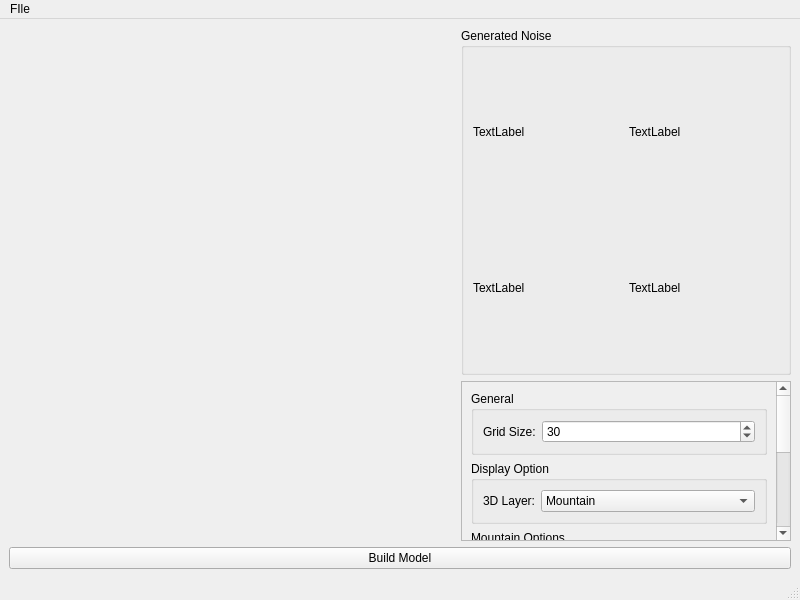
The window that src/MainWindow.ui (atuleu/limoful) describes before a commit, drawn with Qt 5.
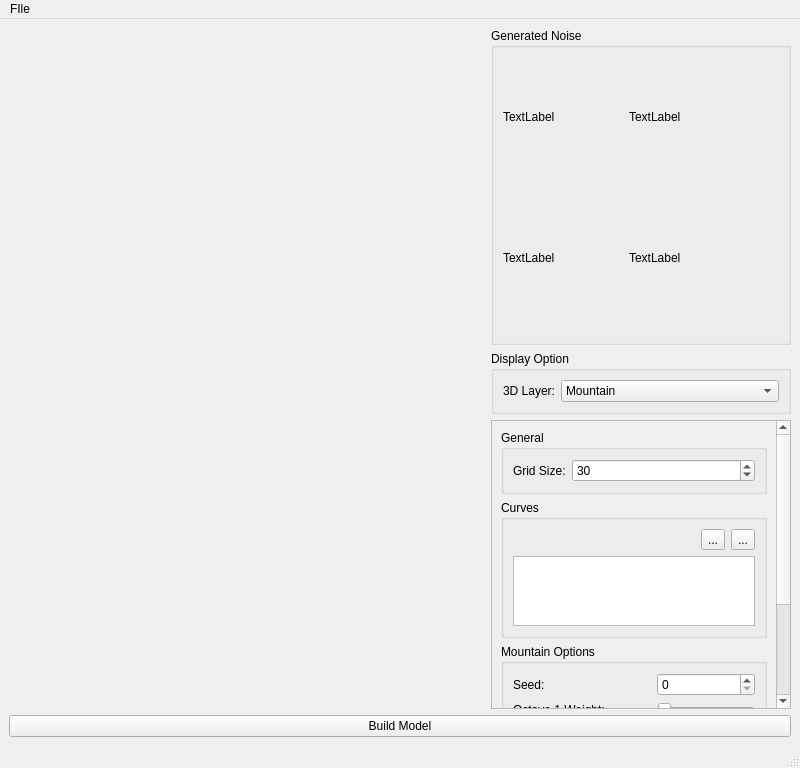
The same window after the commit. Icons and pictures are not drawn. Custom widgets are drawn as their Qt base class.

Commit message: Sets curves

Diff of the .ui file:
```diff
--- a/src/MainWindow.ui
+++ b/src/MainWindow.ui
@@ -7,7 +7,7 @@
     <x>0</x>
     <y>0</y>
     <width>800</width>
-    <height>600</height>
+    <height>768</height>
    </rect>
   </property>
   <property name="windowTitle">
@@ -15,7 +15,7 @@
   </property>
   <widget class="QWidget" name="centralwidget">
    <layout class="QGridLayout" name="gridLayout">
-    <item row="1" column="1">
+    <item row="2" column="1">
      <widget class="QScrollArea" name="scrollArea">
       <property name="sizePolicy">
        <sizepolicy hsizetype="Minimum" vsizetype="Expanding">
@@ -30,9 +30,9 @@
        <property name="geometry">
         <rect>
          <x>0</x>
-         <y>-287</y>
-         <width>317</width>
-         <height>440</height>
+         <y>0</y>
+         <width>373</width>
+         <height>519</height>
         </rect>
        </property>
        <property name="layoutDirection">
@@ -75,43 +75,44 @@
          </widget>
         </item>
         <item>
-         <widget class="QGroupBox" name="groupBox_3">
-          <property name="sizePolicy">
-           <sizepolicy hsizetype="Preferred" vsizetype="Preferred">
-            <horstretch>0</horstretch>
-            <verstretch>0</verstretch>
-           </sizepolicy>
-          </property>
+         <widget class="QGroupBox" name="groupBox">
           <property name="title">
-           <string>Display Option</string>
+           <string>Curves</string>
           </property>
-          <layout class="QFormLayout" name="formLayout_3">
-           <item row="1" column="0">
-            <widget class="QLabel" name="label_5">
+          <layout class="QGridLayout" name="gridLayout_3">
+           <item row="0" column="1">
+            <widget class="QToolButton" name="addButton">
              <property name="text">
-              <string>3D Layer:</string>
+              <string>...</string>
              </property>
             </widget>
            </item>
-           <item row="1" column="1">
-            <widget class="QComboBox" name="threeDLayerBox">
-             <item>
-              <property name="text">
-               <string>Mountain</string>
-              </property>
-             </item>
-             <item>
-              <property name="text">
-               <string>Max Height</string>
-              </property>
-             </item>
-             <item>
-              <property name="text">
-               <string>Minimum Height</string>
-              </property>
-             </item>
+           <item row="0" column="2">
+            <widget class="QToolButton" name="removeButton">
+             <property name="text">
+              <string>...</string>
+             </property>
+             <property name="icon">
+              <iconset theme="list-remove"/>
+             </property>
             </widget>
            </item>
+           <item row="0" column="0">
+            <spacer name="horizontalSpacer">
+             <property name="orientation">
+              <enum>Qt::Horizontal</enum>
+             </property>
+             <property name="sizeHint" stdset="0">
+              <size>
+               <width>40</width>
+               <height>20</height>
+              </size>
+             </property>
+            </spacer>
+           </item>
+           <item row="1" column="0" colspan="3">
+            <widget class="QTableView" name="tableView"/>
+           </item>
           </layout>
          </widget>
         </item>
@@ -263,8 +264,8 @@
         <widget class="QLabel" name="noise2Label">
          <property name="minimumSize">
           <size>
-           <width>150</width>
-           <height>150</height>
+           <width>120</width>
+           <height>120</height>
           </size>
          </property>
          <property name="text">
@@ -276,8 +277,8 @@
         <widget class="QLabel" name="noise1Label">
          <property name="minimumSize">
           <size>
-           <width>150</width>
-           <height>150</height>
+           <width>120</width>
+           <height>120</height>
           </size>
          </property>
          <property name="text">
@@ -295,8 +296,8 @@
          </property>
          <property name="minimumSize">
           <size>
-           <width>150</width>
-           <height>150</height>
+           <width>120</width>
+           <height>120</height>
           </size>
          </property>
          <property name="text">
@@ -320,7 +321,7 @@
       </layout>
      </widget>
     </item>
-    <item row="0" column="0" rowspan="2">
+    <item row="0" column="0" rowspan="3">
      <widget class="Viewer" name="viewer" native="true">
       <property name="sizePolicy">
        <sizepolicy hsizetype="Expanding" vsizetype="Expanding">
@@ -330,13 +331,54 @@
       </property>
      </widget>
     </item>
-    <item row="2" column="0" colspan="2">
+    <item row="3" column="0" colspan="2">
      <widget class="QPushButton" name="buildButton">
       <property name="text">
        <string>Build Model</string>
       </property>
      </widget>
     </item>
+    <item row="1" column="1">
+     <widget class="QGroupBox" name="groupBox_3">
+      <property name="sizePolicy">
+       <sizepolicy hsizetype="Preferred" vsizetype="Preferred">
+        <horstretch>0</horstretch>
+        <verstretch>0</verstretch>
+       </sizepolicy>
+      </property>
+      <property name="title">
+       <string>Display Option</string>
+      </property>
+      <layout class="QFormLayout" name="formLayout_3">
+       <item row="1" column="0">
+        <widget class="QLabel" name="label_5">
+         <property name="text">
+          <string>3D Layer:</string>
+         </property>
+        </widget>
+       </item>
+       <item row="1" column="1">
+        <widget class="QComboBox" name="threeDLayerBox">
+         <item>
+          <property name="text">
+           <string>Mountain</string>
+          </property>
+         </item>
+         <item>
+          <property name="text">
+           <string>Max Height</string>
+          </property>
+         </item>
+         <item>
+          <property name="text">
+           <string>Minimum Height</string>
+          </property>
+         </item>
+        </widget>
+       </item>
+      </layout>
+     </widget>
+    </item>
    </layout>
   </widget>
   <widget class="QMenuBar" name="menubar">
```
Left out of the diff: 3 changed lines with no effect on the pictures. The commit also changes 3 other files.
